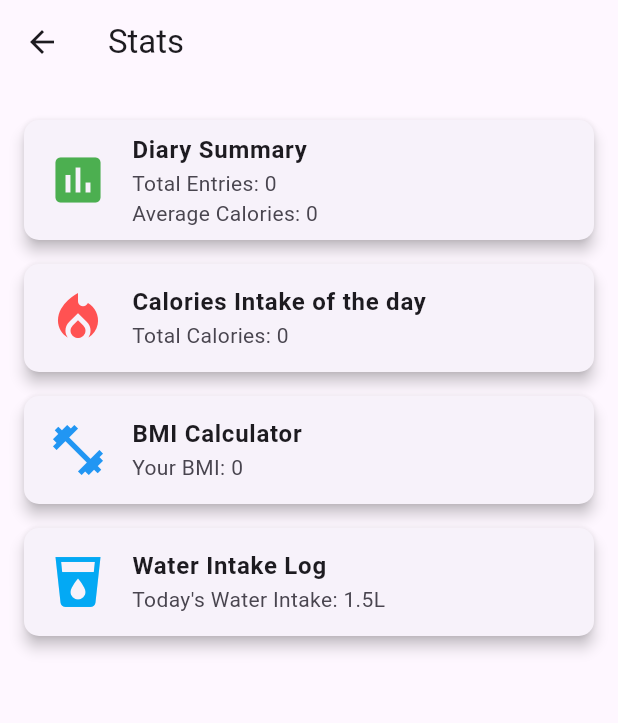
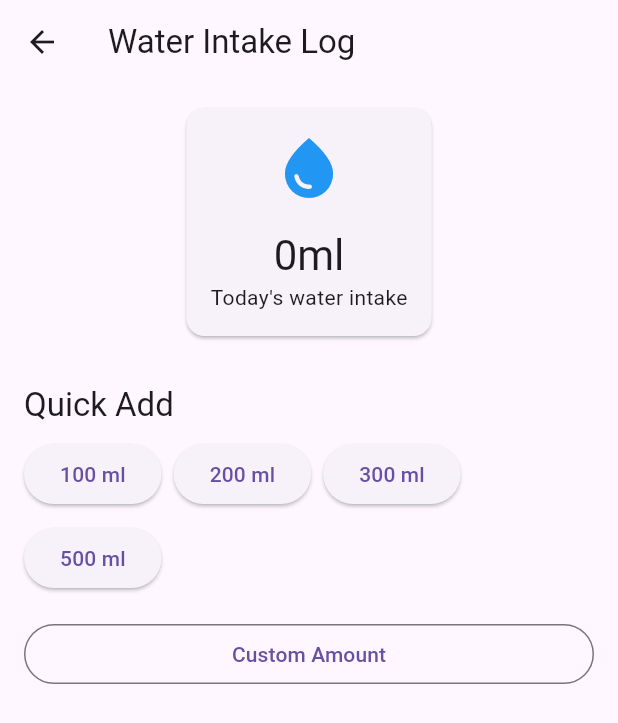
Before and after one commit to JoviusLim/ite-msd-project, a Flutter app: the EnhanceScreen screen opened directly, after a tap on "Water Intake Log", on a phone screen of 412 x 824 dp. Shown: the top 723 px of the screen. Run offline on Flutter 3.47's test engine with Material 3 defaults, Android fonts, the phone set to English and light mode, and no system bars; our stand-ins replace camera, sqflite; accounts and stored records are empty.

Commit message:
complete stats page

```diff
--- a/lib/components/enhance.dart
+++ b/lib/components/enhance.dart
@@ -1,4 +1,5 @@
 import 'package:flutter/material.dart';
+import 'package:food_diary_app/components/water_log.dart';
 import 'package:food_diary_app/models/profile_model.dart';
 import 'package:food_diary_app/utils/database_helper.dart';
 
@@ -13,16 +14,24 @@ class _EnhanceScreenState extends State<EnhanceScreen> {
   int totalCalories = 0;
   int totalEntries = 0;
   int bmi = 0;
+  int waterIntake = 0;
+  int caloriesOfTheDay = 0;
 
   Future<void> getData() async {
     // Fetch total calories from the database
     Map<dynamic, dynamic> data =
         await DatabaseHelper.instance.retrieveTotalCaloriesAndEntries();
     ProfileModel profile = await DatabaseHelper.instance.getProfileData();
+    int water = await DatabaseHelper.instance
+        .getTotalWaterIntakeForDate(DateTime.now());
+    int calories =
+        await DatabaseHelper.instance.getTotalCaloriesForDate(DateTime.now());
     setState(() {
       totalCalories = data['totalCalories'];
       totalEntries = data['totalEntries'];
+      caloriesOfTheDay = calories;
       bmi = profile.weight ~/ ((profile.height / 100) * (profile.height / 100));
+      waterIntake = water;
     });
   }
 
@@ -43,69 +52,92 @@ class _EnhanceScreenState extends State<EnhanceScreen> {
           children: [
             // Diary Summary Card
             Card(
-              elevation: 4,
+              elevation: 2,
               margin: EdgeInsets.symmetric(vertical: 8),
               shape: RoundedRectangleBorder(
                 borderRadius: BorderRadius.circular(10),
               ),
-              child: ListTile(
-                leading:
+              child: Padding(
+                padding: EdgeInsets.all(16.0),
+                child: Row(
+                  children: [
                     Icon(Icons.insert_chart, size: 40, color: Colors.green),
-                title: Text("Diary Summary",
-                    style: TextStyle(fontWeight: FontWeight.bold)),
-                subtitle: Text(
-                    "Total Entries: $totalEntries\nAverage Calories: ${totalEntries > 0 ? totalCalories ~/ totalEntries : 0}"),
-                onTap: () {
-                  // Navigate to Diary Summary Page
-                  /* Navigator.push(
-            context,
-            MaterialPageRoute(builder: (context) => DiarySummaryPage()),
-          ); */
-                },
+                    SizedBox(width: 16),
+                    Expanded(
+                      child: Column(
+                        crossAxisAlignment: CrossAxisAlignment.start,
+                        children: [
+                          Text("Diary Summary",
+                              style: TextStyle(
+                                  fontWeight: FontWeight.bold, fontSize: 16)),
+                          SizedBox(height: 4),
+                          Text("Total Entries: $totalEntries"),
+                          Text(
+                              "Average Calories: ${totalEntries > 0 ? totalCalories ~/ totalEntries : 0} kcal"),
+                        ],
+                      ),
+                    ),
+                  ],
+                ),
               ),
             ),
             // Calories Intake Card
             Card(
-              elevation: 4,
+              elevation: 2,
               margin: EdgeInsets.symmetric(vertical: 8),
               shape: RoundedRectangleBorder(
                 borderRadius: BorderRadius.circular(10),
               ),
-              child: ListTile(
-                leading: Icon(Icons.local_fire_department,
-                    size: 40, color: Colors.redAccent),
-                title: Text("Calories Intake of the day",
-                    style: TextStyle(fontWeight: FontWeight.bold)),
-                subtitle: Text("Total Calories: $totalCalories"),
-                onTap: () {
-                  // Navigate to Calories Intake Page
-                  /*   Navigator.push(
-            context,
-            MaterialPageRoute(builder: (context) => CaloriesIntakePage()),
-          ); */
-                },
+              child: Padding(
+                padding: EdgeInsets.all(16.0),
+                child: Row(
+                  children: [
+                    Icon(Icons.local_fire_department,
+                        size: 40, color: Colors.redAccent),
+                    SizedBox(width: 16),
+                    Expanded(
+                      child: Column(
+                        crossAxisAlignment: CrossAxisAlignment.start,
+                        children: [
+                          Text("Calories Intake of The Day",
+                              style: TextStyle(
+                                  fontWeight: FontWeight.bold, fontSize: 16)),
+                          SizedBox(height: 4),
+                          Text("Calories: $caloriesOfTheDay kcal"),
+                        ],
+                      ),
+                    ),
+                  ],
+                ),
               ),
             ),
             // BMI Calculator Card
             Card(
-              elevation: 4,
+              elevation: 2,
               margin: EdgeInsets.symmetric(vertical: 8),
               shape: RoundedRectangleBorder(
                 borderRadius: BorderRadius.circular(10),
               ),
-              child: ListTile(
-                leading:
+              child: Padding(
+                padding: EdgeInsets.all(16.0),
+                child: Row(
+                  children: [
                     Icon(Icons.fitness_center, size: 40, color: Colors.blue),
-                title: Text("BMI Calculator",
-                    style: TextStyle(fontWeight: FontWeight.bold)),
-                subtitle: Text("Your BMI: $bmi"),
-                onTap: () {
-                  // Navigate to BMI Calculator Page
-                  /*  Navigator.push(
-            context,
-            MaterialPageRoute(builder: (context) => BMICalculatorPage()),
-          ); */
-                },
+                    SizedBox(width: 16),
+                    Expanded(
+                      child: Column(
+                        crossAxisAlignment: CrossAxisAlignment.start,
+                        children: [
+                          Text("BMI Calculator",
+                              style: TextStyle(
+                                  fontWeight: FontWeight.bold, fontSize: 16)),
+                          SizedBox(height: 4),
+                          Text("Your BMI: $bmi"),
+                        ],
+                      ),
+                    ),
+                  ],
+                ),
               ),
             ),
             // Water Intake Log Card
@@ -115,19 +147,37 @@ class _EnhanceScreenState extends State<EnhanceScreen> {
               shape: RoundedRectangleBorder(
                 borderRadius: BorderRadius.circular(10),
               ),
-              child: ListTile(
-                leading:
-                    Icon(Icons.local_drink, size: 40, color: Colors.lightBlue),
-                title: Text("Water Intake Log",
-                    style: TextStyle(fontWeight: FontWeight.bold)),
-                subtitle: Text("Today's Water Intake: 1.5L"),
+              child: InkWell(
                 onTap: () {
-                  // Navigate to Water Intake Log Page
-                  /*  Navigator.push(
-            context,
-            MaterialPageRoute(builder: (context) => WaterIntakeLogPage()),
-          ); */
+                  Navigator.push(
+                    context,
+                    MaterialPageRoute(builder: (context) => WaterLogPage()),
+                  ).then((_) => getData());
                 },
+                child: Padding(
+                  padding: EdgeInsets.all(16.0),
+                  child: Row(
+                    children: [
+                      Icon(Icons.local_drink,
+                          size: 40, color: Colors.lightBlue),
+                      SizedBox(width: 16),
+                      Expanded(
+                        child: Column(
+                          crossAxisAlignment: CrossAxisAlignment.start,
+                          children: [
+                            Text("Water Intake Log",
+                                style: TextStyle(
+                                    fontWeight: FontWeight.bold, fontSize: 16)),
+                            SizedBox(height: 4),
+                            Text(
+                                "Today's Water Intake: ${(waterIntake / 1000).toStringAsFixed(1)} L"),
+                          ],
+                        ),
+                      ),
+                      Icon(Icons.arrow_forward_ios, color: Colors.grey),
+                    ],
+                  ),
+                ),
               ),
             ),
           ],
--- /dev/null
+++ b/lib/components/water_log.dart
@@ -0,0 +1,139 @@
+import 'package:flutter/material.dart';
+import '../utils/database_helper.dart';
+
+class WaterLogPage extends StatefulWidget {
+  const WaterLogPage({super.key});
+
+  @override
+  State<WaterLogPage> createState() => _WaterLogPageState();
+}
+
+class _WaterLogPageState extends State<WaterLogPage> {
+  int _totalWater = 0;
+  final List<int> _presetAmounts = [100, 200, 300, 500]; // in ml
+  final TextEditingController _customAmountController = TextEditingController();
+
+  @override
+  void initState() {
+    super.initState();
+    _loadTotalWater();
+  }
+
+  Future<void> _loadTotalWater() async {
+    final total = await DatabaseHelper.instance
+        .getTotalWaterIntakeForDate(DateTime.now());
+    setState(() {
+      _totalWater = total;
+    });
+  }
+
+  Future<void> _addWaterIntake(int amount) async {
+    await DatabaseHelper.instance.addWaterIntake(amount);
+    await _loadTotalWater();
+  }
+
+  void _showCustomAmountDialog() {
+    showDialog(
+      context: context,
+      builder: (context) => AlertDialog(
+        title: Text('Enter custom amount'),
+        content: TextField(
+          controller: _customAmountController,
+          keyboardType: TextInputType.number,
+          decoration: InputDecoration(
+            labelText: 'Amount (ml)',
+            border: OutlineInputBorder(),
+          ),
+        ),
+        actions: [
+          TextButton(
+            onPressed: () => Navigator.pop(context),
+            child: Text('Cancel'),
+          ),
+          ElevatedButton(
+            onPressed: () {
+              final amount = int.tryParse(_customAmountController.text);
+              if (amount != null && amount > 0) {
+                _addWaterIntake(amount);
+                Navigator.pop(context);
+                _customAmountController.clear();
+              }
+            },
+            child: Text('Add'),
+          ),
+        ],
+      ),
+    );
+  }
+
+  @override
+  Widget build(BuildContext context) {
+    return Scaffold(
+      appBar: AppBar(
+        title: Text('Water Intake Log'),
+      ),
+      body: Column(
+        children: [
+          // Water Progress Card
+          Card(
+            margin: EdgeInsets.all(16),
+            child: Padding(
+              padding: EdgeInsets.all(16),
+              child: Column(
+                children: [
+                  Icon(
+                    Icons.water_drop,
+                    size: 48,
+                    color: Colors.blue,
+                  ),
+                  SizedBox(height: 16),
+                  Text(
+                    '${_totalWater}ml',
+                    style: Theme.of(context).textTheme.headlineMedium,
+                  ),
+                  Text('Today\'s water intake'),
+                ],
+              ),
+            ),
+          ),
+
+          // Quick Add Buttons
+          Padding(
+            padding: EdgeInsets.all(16),
+            child: Column(
+              crossAxisAlignment: CrossAxisAlignment.stretch,
+              children: [
+                Text(
+                  'Quick Add',
+                  style: Theme.of(context).textTheme.titleLarge,
+                ),
+                SizedBox(height: 8),
+                Wrap(
+                  spacing: 8,
+                  runSpacing: 8,
+                  children: _presetAmounts.map((amount) {
+                    return ElevatedButton(
+                      onPressed: () => _addWaterIntake(amount),
+                      child: Text('$amount ml'),
+                    );
+                  }).toList(),
+                ),
+                SizedBox(height: 16),
+                OutlinedButton(
+                  onPressed: _showCustomAmountDialog,
+                  child: Text('Custom Amount'),
+                ),
+              ],
+            ),
+          ),
+        ],
+      ),
+    );
+  }
+
+  @override
+  void dispose() {
+    _customAmountController.dispose();
+    super.dispose();
+  }
+}
--- a/lib/utils/database_helper.dart
+++ b/lib/utils/database_helper.dart
@@ -109,6 +109,24 @@ class DatabaseHelper {
     };
   }
 
+  Future<int> getTotalCaloriesForDate(DateTime date) async {
+    Database db = await instance.database;
+    final startOfDay = DateTime(date.year, date.month, date.day);
+    final endOfDay = startOfDay.add(Duration(days: 1));
+
+    final List<Map<String, dynamic>> entries = await db.query(
+      'food_entry',
+      where: 'time >= ? AND time < ?',
+      whereArgs: [
+        startOfDay.toIso8601String(),
+        endOfDay.toIso8601String()
+      ],
+    );
+
+    return entries.fold<int>(
+        0, (int sum, item) => sum + (item['calories'] as int));
+  }
+
   Future<void> updateFoodItems(int id, String foodItems) async {
     Database db = await instance.database;
     await db.rawUpdate('''
@@ -157,6 +175,37 @@ class DatabaseHelper {
     );
   }
 
+  Future<List<Map<String, dynamic>>> getWaterIntakeForDate(
+      DateTime date) async {
+    Database db = await instance.database;
+    final startOfDay = DateTime(date.year, date.month, date.day);
+    final endOfDay = startOfDay.add(Duration(days: 1));
+
+    return await db.query(
+      'water_intake',
+      where: 'time >= ? AND time < ?',
+      whereArgs: [
+        startOfDay.millisecondsSinceEpoch,
+        endOfDay.millisecondsSinceEpoch
+      ],
+      orderBy: 'time DESC',
+    );
+  }
+
+  Future<int> getTotalWaterIntakeForDate(DateTime date) async {
+    final intakes = await getWaterIntakeForDate(date);
+    return intakes.fold<int>(
+        0, (int sum, item) => sum + (item['amount'] as int));
+  }
+
+  Future<int> addWaterIntake(int amount) async {
+    Database db = await instance.database;
+    return await db.insert('water_intake', {
+      'amount': amount,
+      'time': DateTime.now().millisecondsSinceEpoch,
+    });
+  }
+
   Future<void> close() async {
     final db = await instance.database;
     await db.close();
```
